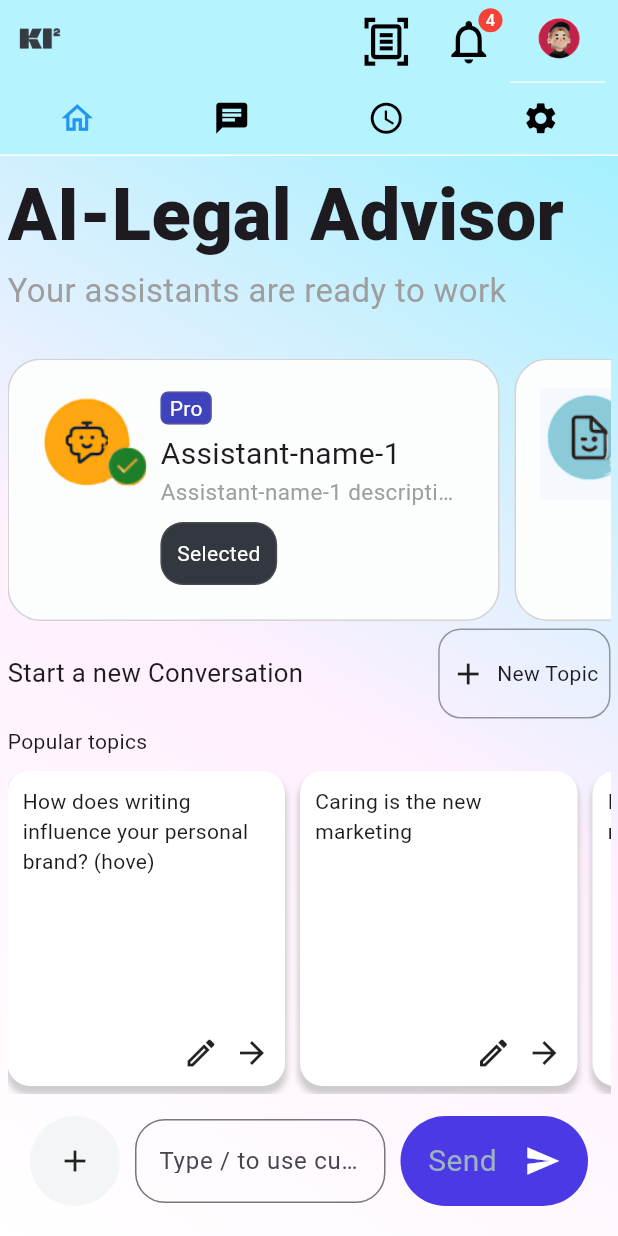
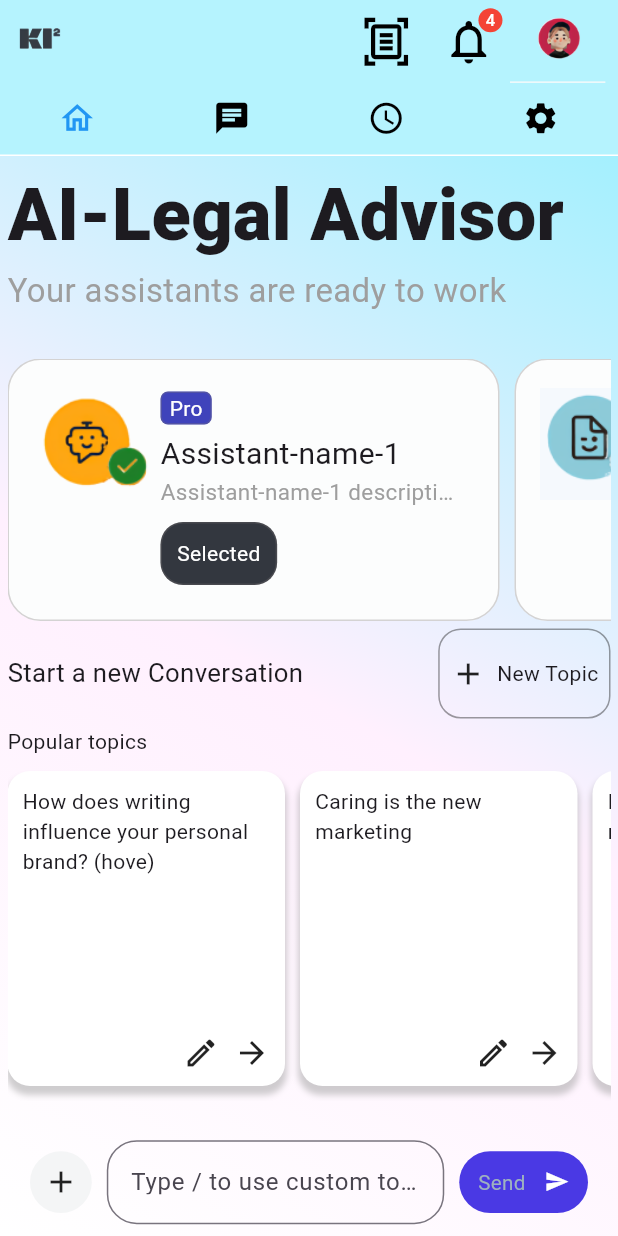
Before and after one commit to Rifat-Hosen/Assistant, a Flutter app: the screen it shows after launch, on a phone screen of 412 x 824 dp. Run offline on Flutter 3.47's test engine with Material 3 defaults, Android fonts, the phone set to English and light mode, and no system bars; drawn by our look-alikes of oktoast; our stand-ins replace gap, google_fonts; missing offline and left inert: flutter_reactive_value; Roboto replaces fonts that are missing (IBMPlexSans).

Commit message:
<Fix><Add><UI> Mobile Textfield Ui Fix and image update for git

```diff
--- a/lib/pages/home/Components/home_main_body.dart
+++ b/lib/pages/home/Components/home_main_body.dart
@@ -121,14 +121,14 @@ class HomeMainBody extends StatelessWidget {
             child: Column(
               children: [
                 Container(
-                  height: 90,
+                  height: 90.mrp,
                   color: Colors.transparent,
                   child: Row(
                     crossAxisAlignment: MediaQuery.of(context).size.width > 600 ? CrossAxisAlignment.start : CrossAxisAlignment.center,
                     children: [
                       Container(
-                        width: 60.0,
-                        height: 60.0,
+                        width: 60.mrp,
+                        height: 60.mrp,
                         decoration: BoxDecoration(
                           shape: BoxShape.circle,
                           color: const Color(0XFFF4F5F6),
@@ -193,13 +193,13 @@ class HomeMainBody extends StatelessWidget {
                         ),
                       ),
                       Container(
-                        width: 125,
-                        height: 60,
+                        width: 125.mrp,
+                        height: 60.mrp,
                         decoration: BoxDecoration(
                           color: const Color(0xFF4A39E4),
                           borderRadius: BorderRadius.circular(30),
                         ),
-                        child: const Row(
+                        child:  Row(
                           mainAxisSize: MainAxisSize.max,
                           mainAxisAlignment: MainAxisAlignment.spaceEvenly,
                           crossAxisAlignment: CrossAxisAlignment.center,
@@ -208,13 +208,13 @@ class HomeMainBody extends StatelessWidget {
                               'Send',
                               style: TextStyle(
                                 color: Color(0xFF9EB2BF),
-                                fontSize: 20,
+                                fontSize: 20.mrp,
                               ),
                             ),
                             Icon(
                               Icons.send,
                               color: Colors.white,
-                              size: 24,
+                              size: 24.mrp,
                             ),
                           ],
                         ),
```
Also changed, not shown: lib/core/extensions.dart (+15 -0 lines), assets/ui/phone1.png, assets/ui/phone2.png, assets/ui/phone3.png (deleted).
